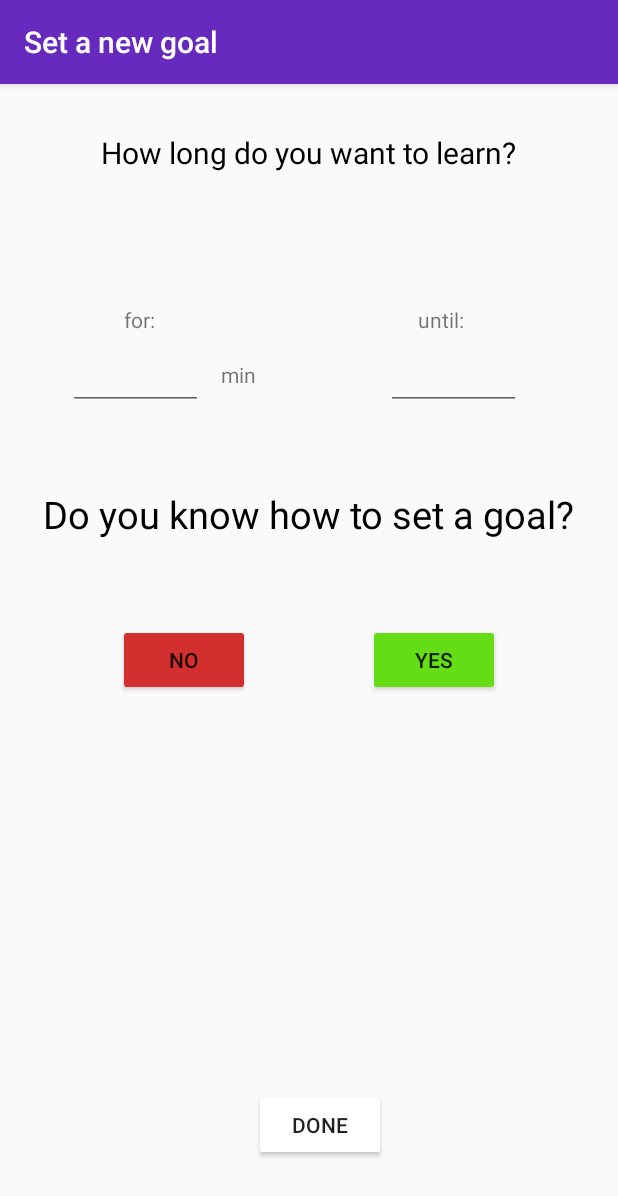
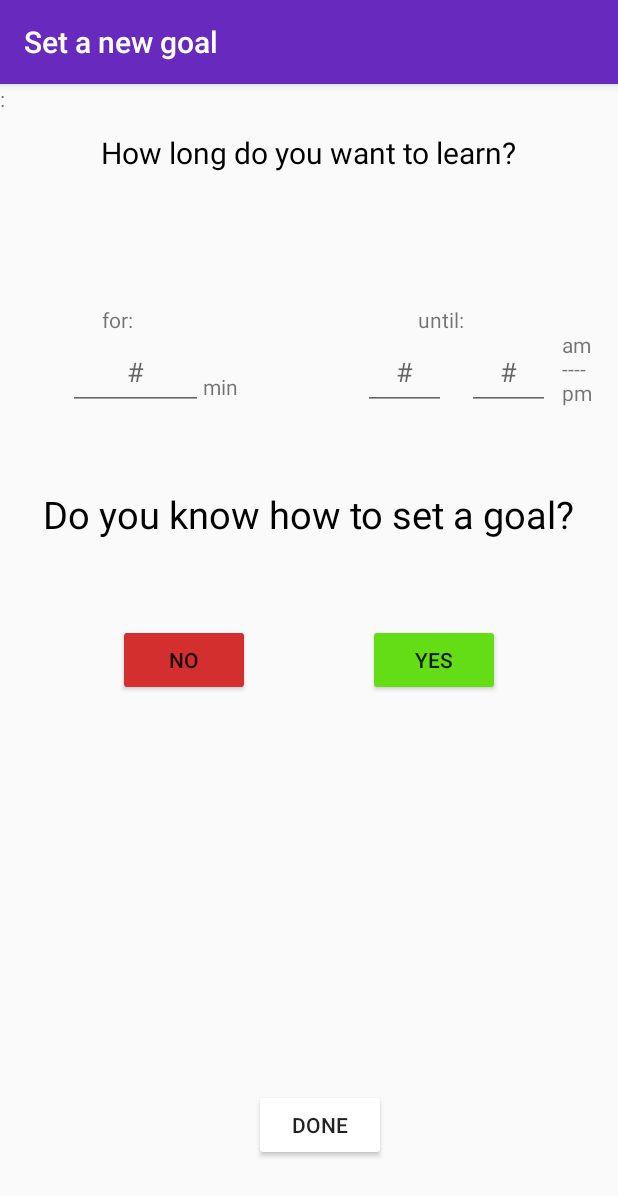
Before and after one commit to ebma/learning-companion, an Android app: the fragment GoalWithHelpStepDurationFragment placed in its activity, on a phone screen of 412 x 824 dp. Shown: the top 1196 px of the screen. Run offline under Robolectric (Android 15) with nearby library versions, the phone set to English and light mode, and no system bars.

Commit message:
duration step ui v1.1

```diff
--- a/app/src/main/res/layout/fragment_goal_with_help_step_duration.xml
+++ b/app/src/main/res/layout/fragment_goal_with_help_step_duration.xml
@@ -22,15 +22,11 @@
     <TextView
         android:layout_width="wrap_content"
         android:layout_height="wrap_content"
+        android:layout_marginStart="68dp"
         android:layout_marginTop="88dp"
-        android:layout_marginBottom="8dp"
         android:text="for:"
-        app:layout_constraintBottom_toTopOf="@+id/et_action"
-        app:layout_constraintEnd_toEndOf="parent"
-        app:layout_constraintHorizontal_bias="0.212"
         app:layout_constraintStart_toStartOf="parent"
-        app:layout_constraintTop_toBottomOf="@+id/tv_goal_with_help_action_info1"
-        app:layout_constraintVertical_bias="0.393" />
+        app:layout_constraintTop_toBottomOf="@+id/tv_goal_with_help_action_info1" />
 
     <TextView
         android:layout_width="wrap_content"
@@ -51,12 +47,42 @@
         android:layout_height="50dp"
         android:layout_marginTop="108dp"
         android:ems="10"
-        android:hint=""
+        android:hint="#"
         android:inputType="text|textAutoCorrect"
         android:singleLine="true"
         android:textAlignment="center"
         app:layout_constraintEnd_toEndOf="parent"
-        app:layout_constraintHorizontal_bias="0.799"
+        app:layout_constraintHorizontal_bias="0.141"
+        app:layout_constraintStart_toStartOf="parent"
+        app:layout_constraintTop_toBottomOf="@+id/tv_goal_with_help_action_info1" />
+
+    <EditText
+        android:id="@+id/et_duration_until"
+        android:layout_width="55dp"
+        android:layout_height="50dp"
+        android:layout_marginTop="108dp"
+        android:ems="10"
+        android:hint="#"
+        android:inputType="text|textAutoCorrect"
+        android:singleLine="true"
+        android:textAlignment="center"
+        app:layout_constraintEnd_toEndOf="parent"
+        app:layout_constraintHorizontal_bias="0.678"
+        app:layout_constraintStart_toStartOf="parent"
+        app:layout_constraintTop_toBottomOf="@+id/tv_goal_with_help_action_info1" />
+
+    <EditText
+        android:id="@+id/et_duration_until_min"
+        android:layout_width="55dp"
+        android:layout_height="50dp"
+        android:layout_marginTop="108dp"
+        android:ems="10"
+        android:hint="#"
+        android:inputType="text|textAutoCorrect"
+        android:singleLine="true"
+        android:textAlignment="center"
+        app:layout_constraintEnd_toEndOf="parent"
+        app:layout_constraintHorizontal_bias="0.872"
         app:layout_constraintStart_toStartOf="parent"
         app:layout_constraintTop_toBottomOf="@+id/tv_goal_with_help_action_info1" />
 
@@ -80,25 +106,31 @@
         android:id="@+id/tv_duration_min"
         android:layout_width="wrap_content"
         android:layout_height="wrap_content"
-        android:layout_marginStart="12dp"
-        android:layout_marginTop="184dp"
+        android:layout_marginTop="192dp"
         android:text="min"
-        app:layout_constraintStart_toEndOf="@+id/et_duration_until"
+        app:layout_constraintStart_toEndOf="@+id/et_duration_for"
         app:layout_constraintTop_toTopOf="parent" />
 
-    <EditText
-        android:id="@+id/et_duration_until"
-        android:layout_width="90dp"
-        android:layout_height="50dp"
-        android:layout_marginTop="108dp"
-        android:ems="10"
-        android:hint=""
-        android:inputType="text|textAutoCorrect"
-        android:singleLine="true"
-        android:textAlignment="center"
+    <TextView
+        android:id="@+id/textView4"
+        android:layout_width="wrap_content"
+        android:layout_height="wrap_content"
+        android:text=":"
+        tools:layout_editor_absoluteX="262dp"
+        tools:layout_editor_absoluteY="181dp" />
+
+    <TextView
+        android:id="@+id/textView5"
+        android:layout_width="wrap_content"
+        android:layout_height="wrap_content"
+        android:layout_marginStart="8dp"
+        android:layout_marginTop="164dp"
+        android:layout_marginEnd="8dp"
+        android:text="am\n----\npm"
         app:layout_constraintEnd_toEndOf="parent"
-        app:layout_constraintHorizontal_bias="0.141"
-        app:layout_constraintStart_toStartOf="parent"
-        app:layout_constraintTop_toBottomOf="@+id/tv_goal_with_help_action_info1" />
+        app:layout_constraintHorizontal_bias="0.0"
+        app:layout_constraintStart_toEndOf="@+id/et_duration_until_min"
+        app:layout_constraintTop_toTopOf="parent" />
+
 
 </androidx.constraintlayout.widget.ConstraintLayout>
```
